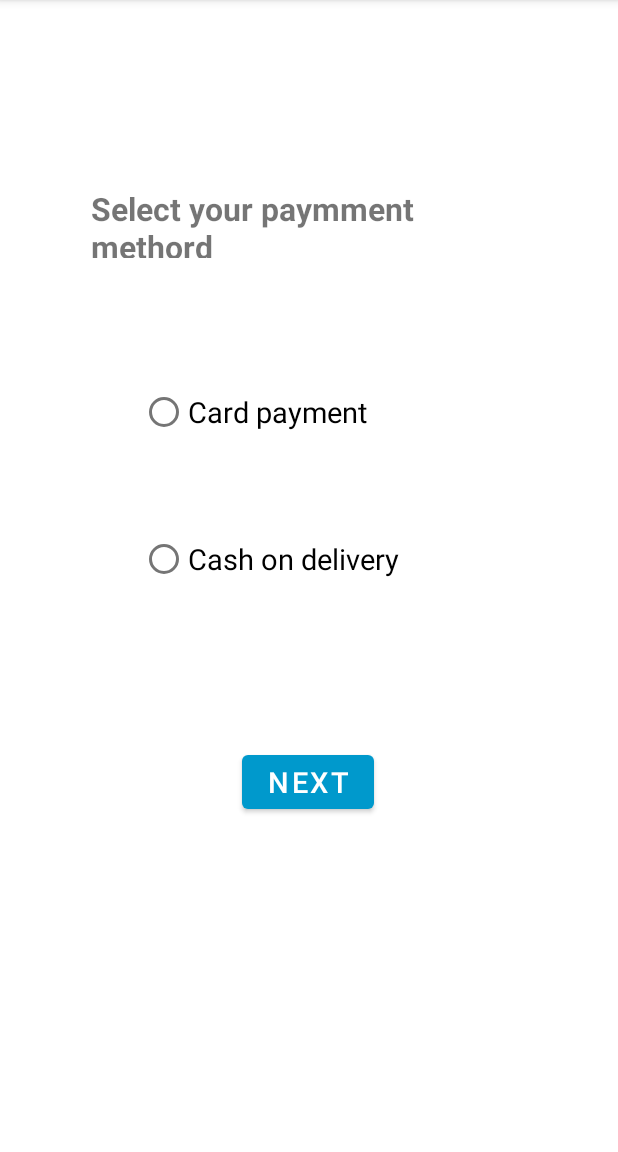
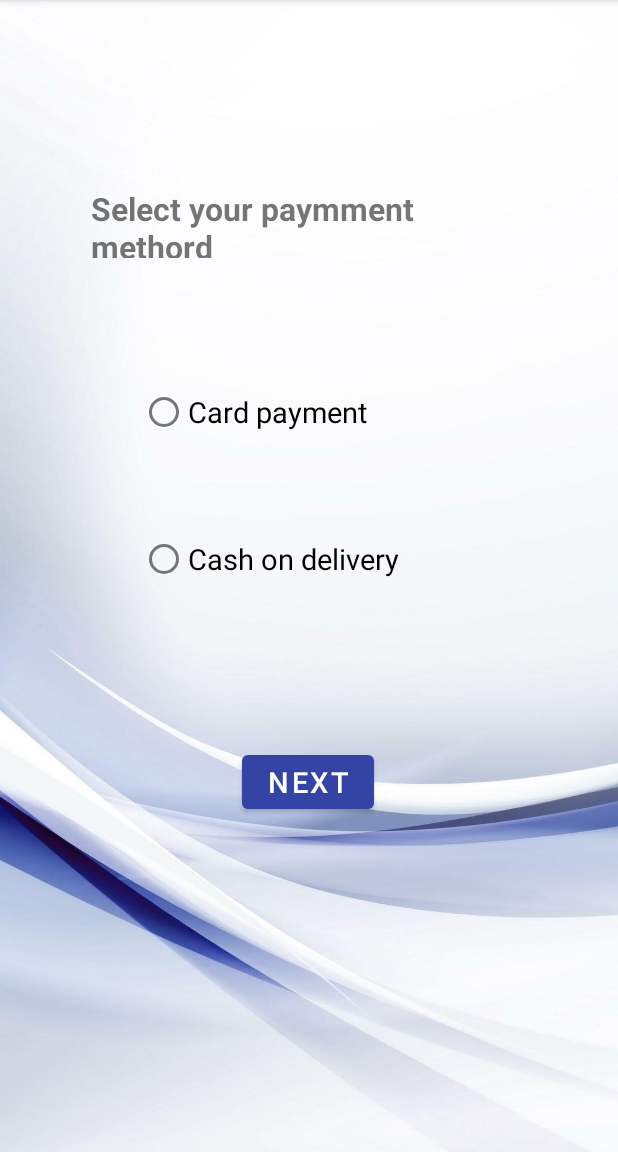
Before and after one commit to aparna-jay/Online-Shopping-Application-UEE, an Android app: the SelectPaymentActivity screen opened directly, with no data from a screen before it, on a phone screen of 412 x 824 dp, the part 84-1236 px from its top. Run offline under Robolectric (Android 15) with nearby library versions, the phone set to English and light mode, and no system bars.

Commit message:
background images changers in delivery  payment and select payment

```diff
--- a/app/src/main/res/layout/activity_delevery_information.xml
+++ b/app/src/main/res/layout/activity_delevery_information.xml
@@ -4,7 +4,7 @@
     xmlns:tools="http://schemas.android.com/tools"
     android:layout_width="match_parent"
     android:layout_height="match_parent"
-    android:background="@drawable/background"
+    android:background="@drawable/backg"
     tools:context=".DeleveryInformationActivity">
 
     <TextView
@@ -98,7 +98,7 @@
         android:layout_height="wrap_content"
         android:text="Next"
         android:textSize="19sp"
-        app:backgroundTint="@android:color/holo_blue_dark"
+        app:backgroundTint="@color/purple_500"
         app:layout_constraintBottom_toBottomOf="parent"
         app:layout_constraintEnd_toEndOf="parent"
         app:layout_constraintHorizontal_bias="0.47"
--- a/app/src/main/res/layout/activity_payment_information.xml
+++ b/app/src/main/res/layout/activity_payment_information.xml
@@ -4,7 +4,8 @@
     xmlns:tools="http://schemas.android.com/tools"
     android:layout_width="match_parent"
     android:layout_height="match_parent"
-    tools:context=".PaymentInformationActivity">
+    tools:context=".PaymentInformationActivity"
+    android:background="@drawable/backg">
 
 
     <TextView
--- a/app/src/main/res/layout/activity_select_payment.xml
+++ b/app/src/main/res/layout/activity_select_payment.xml
@@ -4,7 +4,8 @@
     xmlns:tools="http://schemas.android.com/tools"
     android:layout_width="match_parent"
     android:layout_height="match_parent"
-    tools:context=".SelectPaymentActivity">
+    tools:context=".SelectPaymentActivity"
+    android:background="@drawable/backg">
 
     <TextView
         android:id="@+id/textView5"
@@ -52,8 +53,9 @@
         android:layout_width="wrap_content"
         android:layout_height="wrap_content"
         android:text="NEXT"
+        android:textColorLink="@color/purple_500"
         android:textSize="19sp"
-        app:backgroundTint="@android:color/holo_blue_dark"
+        app:backgroundTint="@color/purple_500"
         app:layout_constraintBottom_toBottomOf="parent"
         app:layout_constraintEnd_toEndOf="parent"
         app:layout_constraintHorizontal_bias="0.498"
```
